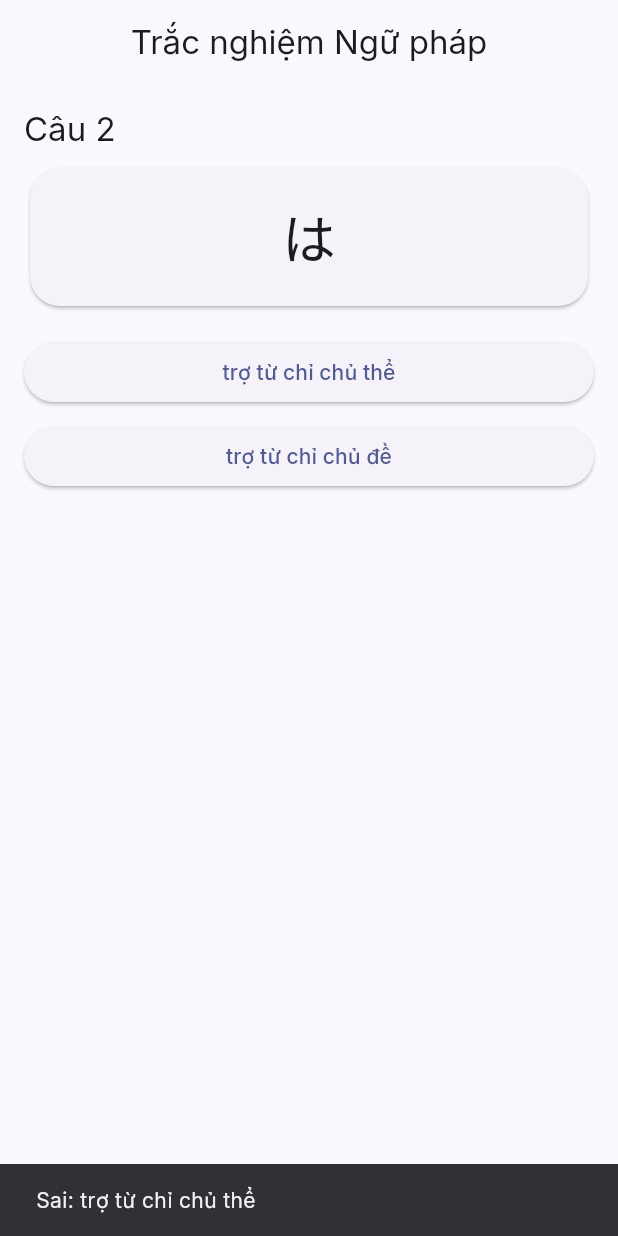
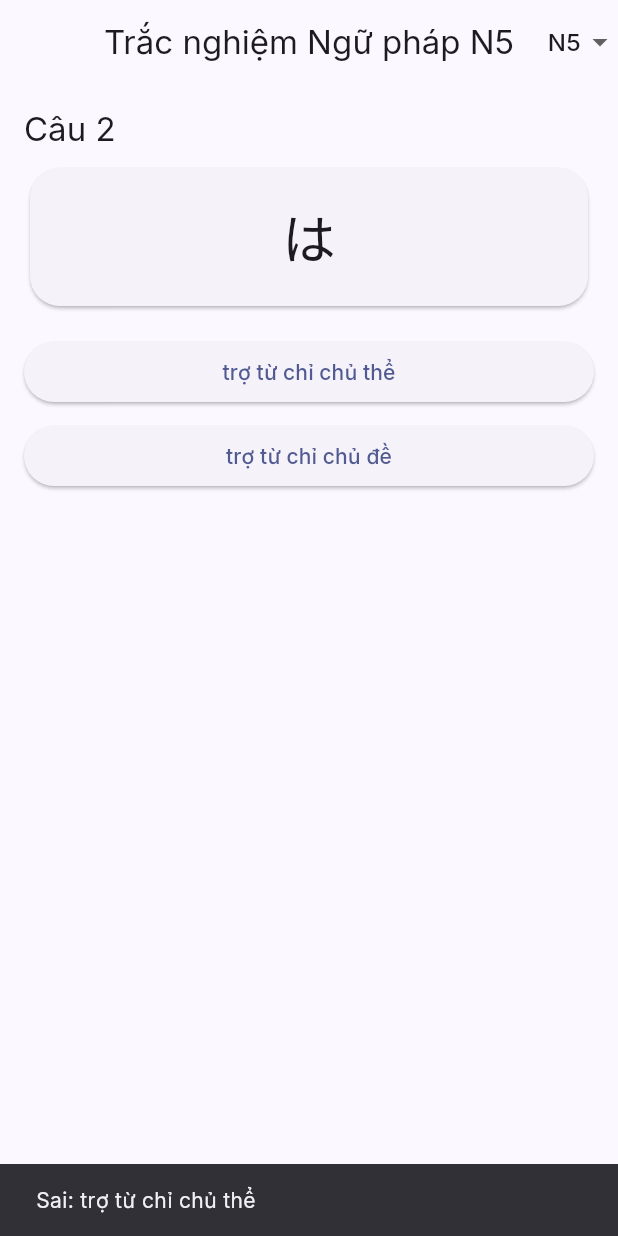
Before and after one commit to tygonorg/nihongo-flashcard, a Flutter app: the GrammarQuizScreen screen opened by its route, after a tap on "trợ từ chỉ chủ đề", on a phone screen of 412 x 824 dp. Run offline on Flutter 3.47's test engine with Material 3 defaults, Android fonts, the phone set to English and light mode, and no system bars; our stand-ins replace flutter_riverpod, go_router, google_fonts, sqflite; accounts and stored records are empty.

Commit message:
feat(grammar): allow selecting JLPT level

```diff
--- /dev/null
+++ b/assets/presets/grammar_n4.json
@@ -0,0 +1,4 @@
+[
+  {"title":"べきだ","meaning":"nên","level":"N4","example":"もっと勉強すべきだ。"},
+  {"title":"ために","meaning":"để","level":"N4","example":"日本語を学ぶために日本へ行く。"}
+]
--- a/lib/ui/screens/grammar_quiz_screen.dart
+++ b/lib/ui/screens/grammar_quiz_screen.dart
@@ -19,6 +19,8 @@ class _GrammarQuizScreenState extends State<GrammarQuizScreen> {
   int correct = 0;
   List<Grammar> options = [];
   Grammar? current;
+  String _level = 'n5';
+  static const _levels = ['n5', 'n4', 'n3', 'n2', 'n1'];
 
   @override
   void initState() {
@@ -29,7 +31,7 @@ class _GrammarQuizScreenState extends State<GrammarQuizScreen> {
   Future<void> _load() async {
     try {
       final raw =
-          await rootBundle.loadString('assets/presets/grammar_n5.json');
+          await rootBundle.loadString('assets/presets/grammar_$_level.json');
       final list = jsonDecode(raw) as List;
       pool =
           list.map((e) => Grammar.fromMap(e as Map<String, dynamic>)).toList();
@@ -38,6 +40,7 @@ class _GrammarQuizScreenState extends State<GrammarQuizScreen> {
     } catch (e) {
       // ignore: avoid_print
       print('Error loading grammar: $e');
+      setState(() {});
     }
   }
 
@@ -53,16 +56,59 @@ class _GrammarQuizScreenState extends State<GrammarQuizScreen> {
       ..shuffle(rng);
   }
 
+  void _changeLevel(String? level) {
+    if (level == null || level == _level) return;
+    setState(() {
+      _level = level;
+      pool = [];
+      options = [];
+      current = null;
+      qIndex = 0;
+      correct = 0;
+    });
+    _load();
+  }
+
   @override
   Widget build(BuildContext context) {
     if (current == null || options.isEmpty) {
       return Scaffold(
-          appBar: AppBar(title: const Text('Trắc nghiệm Ngữ pháp')),
+          appBar: AppBar(
+            title: Text('Trắc nghiệm Ngữ pháp ${_level.toUpperCase()}'),
+            actions: [
+              DropdownButtonHideUnderline(
+                child: DropdownButton<String>(
+                  key: const Key('levelDropdownQuiz'),
+                  value: _level,
+                  onChanged: _changeLevel,
+                  items: _levels
+                      .map((l) => DropdownMenuItem(
+                          value: l, child: Text(l.toUpperCase())))
+                      .toList(),
+                ),
+              )
+            ],
+          ),
           body: const Center(child: Text('Chưa đủ dữ liệu.')));
     }
 
     return Scaffold(
-      appBar: AppBar(title: const Text('Trắc nghiệm Ngữ pháp')),
+      appBar: AppBar(
+        title: Text('Trắc nghiệm Ngữ pháp ${_level.toUpperCase()}'),
+        actions: [
+          DropdownButtonHideUnderline(
+            child: DropdownButton<String>(
+              key: const Key('levelDropdownQuiz'),
+              value: _level,
+              onChanged: _changeLevel,
+              items: _levels
+                  .map((l) =>
+                      DropdownMenuItem(value: l, child: Text(l.toUpperCase())))
+                  .toList(),
+            ),
+          )
+        ],
+      ),
       body: Padding(
         padding: const EdgeInsets.all(16),
         child: Column(
```
Also changed, not shown: lib/ui/screens/grammar_list_screen.dart (+34 -2 lines), 1 other file.
